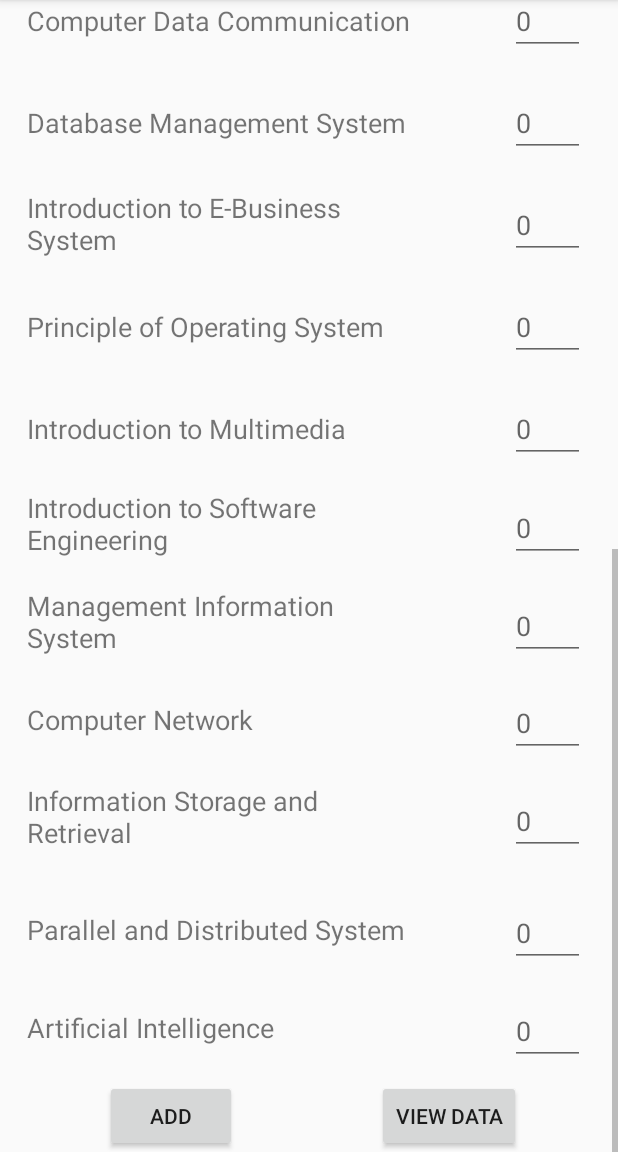
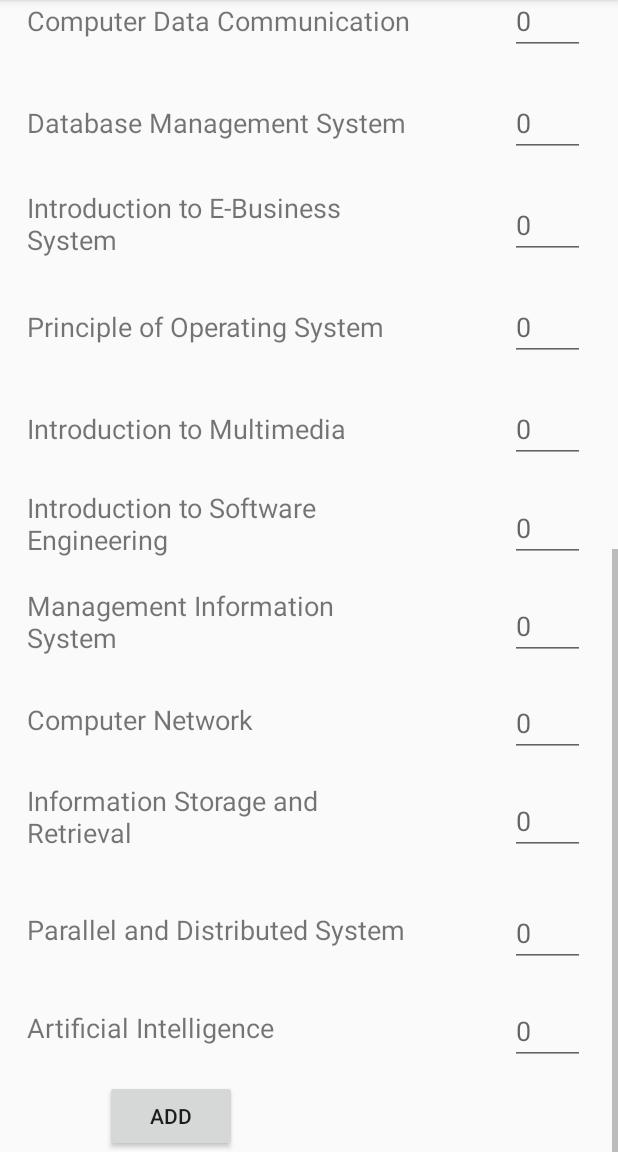
Before and after one commit to Phancisth/Wireless_Class_Project, an Android app: the Database screen opened directly, with no data from a screen before it, scrolled down 700 dp, on a phone screen of 412 x 824 dp, the part 84-1236 px from its top. Run offline under Robolectric (Android 15) with nearby library versions, the phone set to English and light mode, and no system bars; our stand-ins replace Firebase (no records; nobody signed in at launch, a user with empty details on screens opened directly).

Commit message:
Database now checks the input fields for grade level input (1-4 with.5) Removed View Data
Signed-off-by: BuildTools <unconfigured@null.spigotmc.org>

```diff
--- a/app/src/main/res/layout/activity_database.xml
+++ b/app/src/main/res/layout/activity_database.xml
@@ -773,7 +773,8 @@
                     android:layout_height="wrap_content"
                     android:layout_marginLeft="93dp"
                     android:layout_toRightOf="@+id/btnAdd"
-                    android:text="View Data" />
+                    android:text="View Data"
+                    android:visibility="gone" />
 
             </RelativeLayout>
 
```
Also changed, not shown: app/src/main/java/com/example/wireless_class_project/Database.java (+11 -3 lines).
